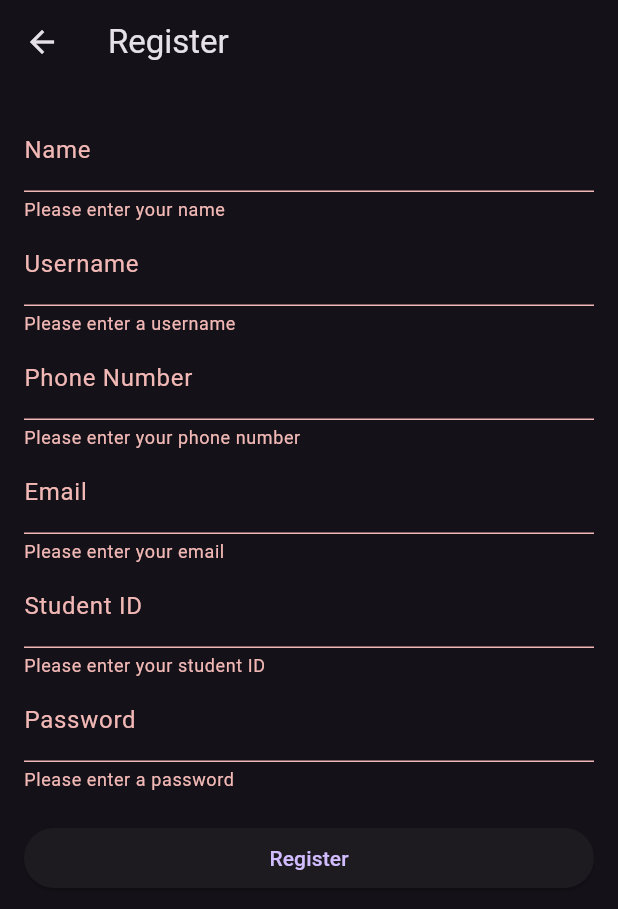
After one commit to niks-j/ricsha, a Flutter app: the RegisterScreen screen opened by its route, after a tap on "Register", on a phone screen of 412 x 824 dp. The commit adds this screen. Shown: the top 909 px of the screen. Run offline on Flutter 3.47's test engine with Material 3 defaults, Android fonts, the phone set to English and light mode, and no system bars.

Commit message:
create register page ui

```diff
--- a/lib/main.dart
+++ b/lib/main.dart
@@ -1,4 +1,5 @@
 import 'package:flutter/material.dart';
+import 'package:ricsha/screens/register_screen.dart';
 
 void main() {
   runApp(const MyApp());
@@ -12,7 +13,11 @@ class MyApp extends StatelessWidget {
     return MaterialApp(
       title: 'Uber Clone',
       theme: ThemeData.dark(), // Apply dark mode theme
-      home: const UberHomePage(title: 'RICSHA'),
+      initialRoute: '/', // Set initial route
+      routes: {
+        '/': (context) => const UberHomePage(title: 'RICSHA'), // Home route
+        '/register': (context) => RegisterScreen(), // Register route
+      },
     );
   }
 }
@@ -42,7 +47,10 @@ class _UberHomePageState extends State<UberHomePage> {
               height: 300,
               color: Colors.grey,
               child: Center(
-                child: Text('Map Placeholder', style: TextStyle(color: Colors.white)), // Adjust text color for visibility
+                child: Text('Map Placeholder',
+                    style: TextStyle(
+                        color:
+                            Colors.white)), // Adjust text color for visibility
               ),
             ),
             SizedBox(height: 20),
@@ -54,7 +62,11 @@ class _UberHomePageState extends State<UberHomePage> {
                 children: <Widget>[
                   Text(
                     'Select Ride Type:',
-                    style: TextStyle(fontSize: 20, fontWeight: FontWeight.bold, color: Colors.white), // Adjust text color for visibility
+                    style: TextStyle(
+                        fontSize: 20,
+                        fontWeight: FontWeight.bold,
+                        color:
+                            Colors.white), // Adjust text color for visibility
                   ),
                   SizedBox(height: 10),
                   ElevatedButton(
@@ -79,8 +91,12 @@ class _UberHomePageState extends State<UberHomePage> {
                 backgroundColor: Colors.blue,
                 child: Icon(Icons.person),
               ),
-              title: Text('rahul', style: TextStyle(color: Colors.white)), // Adjust text color for visibility
-              subtitle: Text('5.0 ★', style: TextStyle(color: Colors.white)), // Adjust text color for visibility
+              title: Text('rahul',
+                  style: TextStyle(
+                      color: Colors.white)), // Adjust text color for visibility
+              subtitle: Text('5.0 ★',
+                  style: TextStyle(
+                      color: Colors.white)), // Adjust text color for visibility
               trailing: IconButton(
                 icon: Icon(Icons.settings),
                 onPressed: () {},
@@ -88,17 +104,23 @@ class _UberHomePageState extends State<UberHomePage> {
             ),
             ListTile(
               leading: Icon(Icons.history),
-              title: Text('Ride History', style: TextStyle(color: Colors.white)), // Adjust text color for visibility
+              title: Text('Ride History',
+                  style: TextStyle(
+                      color: Colors.white)), // Adjust text color for visibility
               onTap: () {},
             ),
             ListTile(
               leading: Icon(Icons.payment),
-              title: Text('Payment', style: TextStyle(color: Colors.white)), // Adjust text color for visibility
+              title: Text('Payment',
+                  style: TextStyle(
+                      color: Colors.white)), // Adjust text color for visibility
               onTap: () {},
             ),
             ListTile(
               leading: Icon(Icons.help),
-              title: Text('Help', style: TextStyle(color: Colors.white)), // Adjust text color for visibility
+              title: Text('Help',
+                  style: TextStyle(
+                      color: Colors.white)), // Adjust text color for visibility
               onTap: () {},
             ),
             SizedBox(height: 20),
@@ -112,14 +134,18 @@ class _UberHomePageState extends State<UberHomePage> {
                 child: Text('Login'),
               ),
             ),
-            SizedBox(height: 80), // Add some extra space at the bottom for better scrolling
+            SizedBox(
+                height:
+                    80), // Add some extra space at the bottom for better scrolling
           ],
         ),
       ),
       floatingActionButton: FloatingActionButton(
-        onPressed: () {},
+        onPressed: () {
+          Navigator.pushNamed(context, '/register');
+        },
         tooltip: 'Request Ride',
-        child: Icon(Icons.directions_car),
+        child: Icon(Icons.app_registration_rounded),
       ),
     );
     var scaffold2 = scaffold;
--- /dev/null
+++ b/lib/screens/register_screen.dart
@@ -0,0 +1,128 @@
+import 'package:flutter/material.dart';
+
+class RegisterScreen extends StatefulWidget {
+  @override
+  _RegisterScreenState createState() => _RegisterScreenState();
+}
+
+class _RegisterScreenState extends State<RegisterScreen> {
+  final _formKey = GlobalKey<FormState>();
+  TextEditingController _nameController = TextEditingController();
+  TextEditingController _usernameController = TextEditingController();
+  TextEditingController _phoneController = TextEditingController();
+  TextEditingController _emailController = TextEditingController();
+  TextEditingController _studentIdController = TextEditingController();
+  TextEditingController _passwordController = TextEditingController();
+
+  @override
+  Widget build(BuildContext context) {
+    return Scaffold(
+      appBar: AppBar(
+        title: Text('Register'),
+      ),
+      body: Padding(
+        padding: EdgeInsets.all(16.0),
+        child: Form(
+          key: _formKey,
+          child: ListView(
+            children: [
+              TextFormField(
+                controller: _nameController,
+                decoration: InputDecoration(labelText: 'Name'),
+                validator: (value) {
+                  if (value == null || value.isEmpty) {
+                    return 'Please enter your name';
+                  }
+                  return null;
+                },
+              ),
+              TextFormField(
+                controller: _usernameController,
+                decoration: InputDecoration(labelText: 'Username'),
+                validator: (value) {
+                  if (value == null || value.isEmpty) {
+                    return 'Please enter a username';
+                  }
+                  return null;
+                },
+              ),
+              TextFormField(
+                controller: _phoneController,
+                decoration: InputDecoration(labelText: 'Phone Number'),
+                keyboardType: TextInputType.phone,
+                validator: (value) {
+                  if (value == null || value.isEmpty) {
+                    return 'Please enter your phone number';
+                  }
+                  // Validate phone number format
+                  if (!RegExp(r'^[0-9]{10}$').hasMatch(value)) {
+                    return 'Please enter a valid phone number';
+                  }
+                  return null;
+                },
+              ),
+              TextFormField(
+                controller: _emailController,
+                decoration: InputDecoration(labelText: 'Email'),
+                keyboardType: TextInputType.emailAddress,
+                validator: (value) {
+                  if (value == null || value.isEmpty) {
+                    return 'Please enter your email';
+                  }
+                  // Validate email format
+                  if (!RegExp(r'^[\w-\.]+@([\w-]+\.)+[\w-]{2,4}$')
+                      .hasMatch(value)) {
+                    return 'Please enter a valid email address';
+                  }
+                  return null;
+                },
+              ),
+              TextFormField(
+                controller: _studentIdController,
+                decoration: InputDecoration(labelText: 'Student ID'),
+                keyboardType: TextInputType.number,
+                validator: (value) {
+                  if (value == null || value.isEmpty) {
+                    return 'Please enter your student ID';
+                  }
+                  // Validate student ID format
+                  // if (!RegExp(r'^[0-9]{7}$').hasMatch(value)) {
+                  //   return 'Please enter a valid student ID';
+                  // }
+                  return null;
+                },
+              ),
+              TextFormField(
+                controller: _passwordController,
+                decoration: InputDecoration(labelText: 'Password'),
+                obscureText: true,
+                validator: (value) {
+                  if (value == null || value.isEmpty) {
+                    return 'Please enter a password';
+                  }
+                  // Validate password criteria
+                  if (!RegExp(
+                          r'^(?=.*?[A-Z])(?=.*?[a-z])(?=.*?[0-9])(?=.*?[!@#\$&*~]).{8,}$')
+                      .hasMatch(value)) {
+                    return 'Password must be at least 8 characters long and contain at least one uppercase letter, one lowercase letter, one number, and one special character';
+                  }
+                  return null;
+                },
+              ),
+              SizedBox(height: 20.0),
+              ElevatedButton(
+                onPressed: () {
+                  if (_formKey.currentState!.validate()) {
+                    // Submit the form
+                    // You can add your Firebase registration logic here
+                  }
+                },
+                child: Text('Register'),
+              ),
+            ],
+          ),
+        ),
+      ),
+    );
+  }
+}
```
